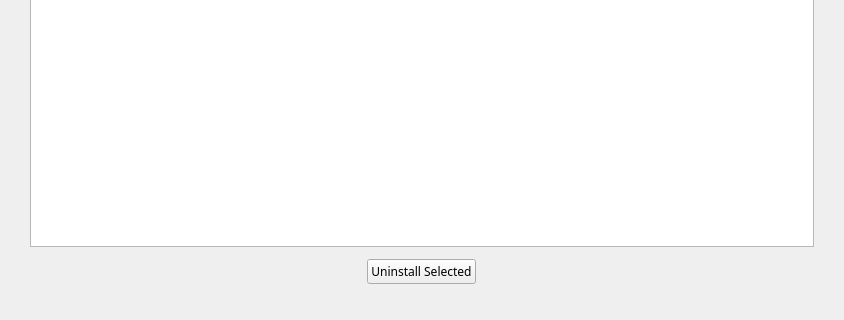
The window that stacer/Pages/Uninstaller/uninstallerpage.ui (hamonikr/hamonikr-stacer) describes before a commit, drawn with Qt 5; both pictures show x 0 to 844 and y 315 to 635 of the 844 by 635 pixel window.
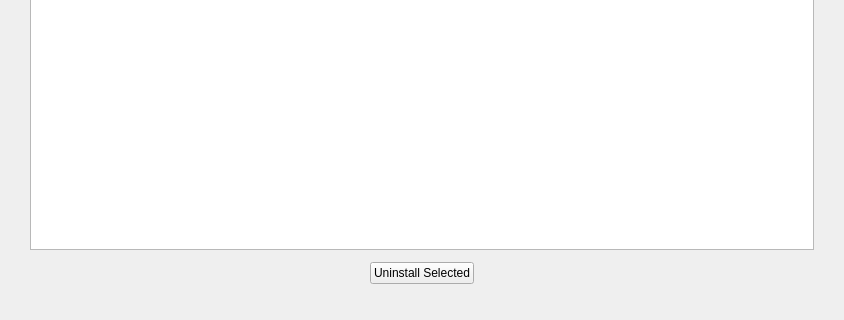
The same window after the commit.

Commit message: Release for Ubuntu 22.04

Patch:
```diff
--- a/stacer/Pages/Uninstaller/uninstallerpage.ui
+++ b/stacer/Pages/Uninstaller/uninstallerpage.ui
@@ -119,6 +119,7 @@
         <widget class="QListWidget" name="listWidgetPackages">
          <property name="font">
           <font>
+           <family>Ubuntu</family>
            <pointsize>10</pointsize>
           </font>
          </property>
@@ -319,7 +320,7 @@
      </property>
      <property name="font">
       <font>
-       <family>NanumGothic</family>
+       <family>Ubuntu</family>
       </font>
      </property>
      <property name="cursor">
```
Left out of the diff: 1 changed line with no effect on the pictures. The commit also changes 100 other files.
